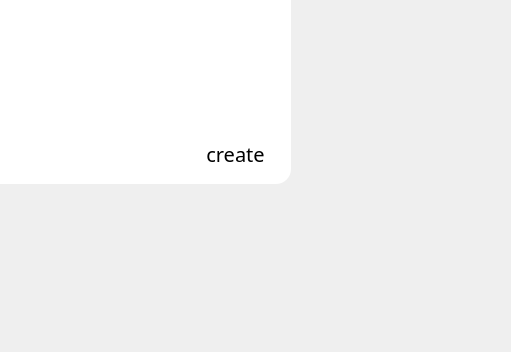
zaid515/MyUI, file startdialog.ui: the form before one commit; both pictures show x 290 to 801 and y 217 to 569 of the 801 by 569 pixel window.
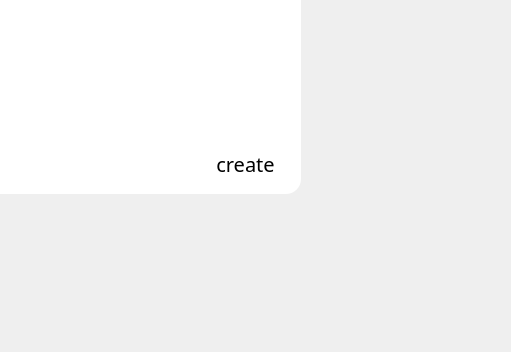
The form after the commit. Custom widgets are drawn as their Qt base class.

Patch:
```diff
--- a/startdialog.ui
+++ b/startdialog.ui
@@ -19,8 +19,8 @@
   <widget class="QWidget" name="dialog" native="true">
    <property name="geometry">
     <rect>
-     <x>190</x>
-     <y>150</y>
+     <x>200</x>
+     <y>160</y>
      <width>391</width>
      <height>251</height>
     </rect>
```
